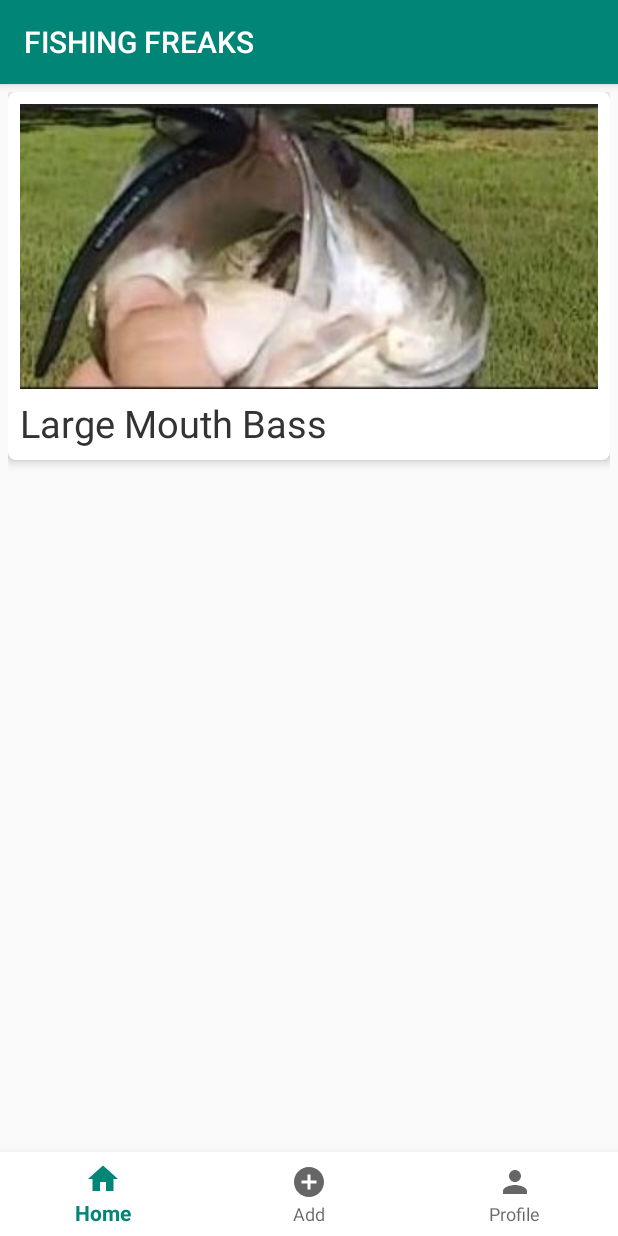
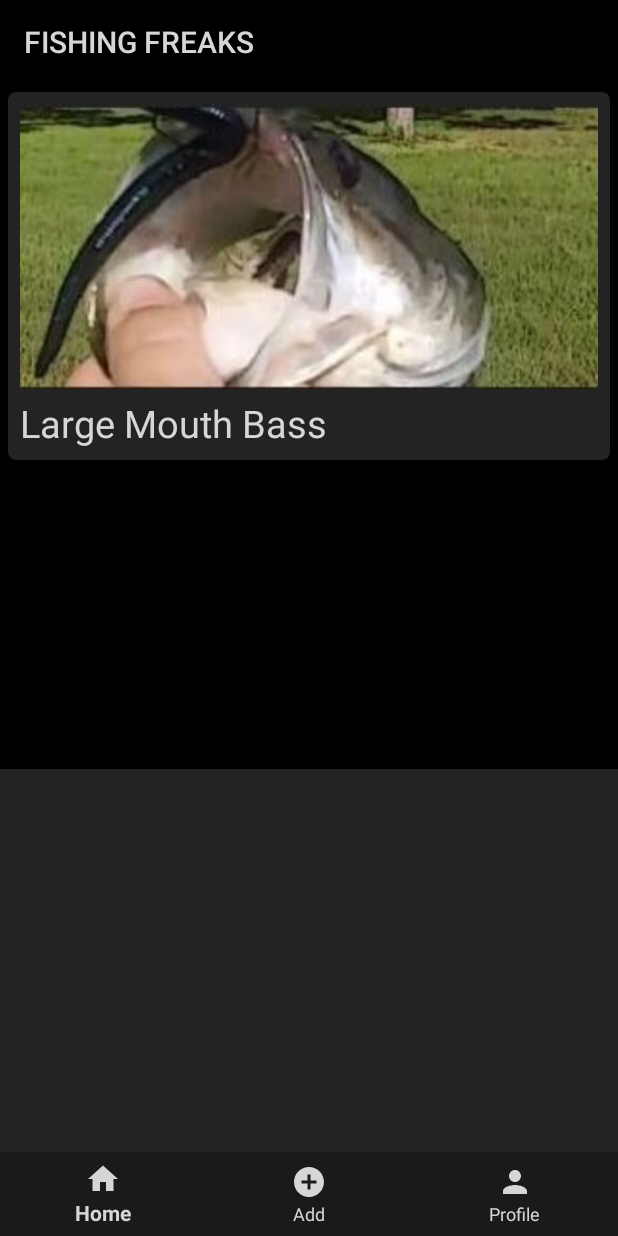
Before and after one commit to flipzide/fishing-freaks, an Android app: the screen it shows after launch (MainActivity), on a phone screen of 412 x 824 dp. Run offline under Robolectric (Android 15) with nearby library versions, the phone set to English and light mode, and no system bars.

Commit message:
implemented dark theme

```diff
--- a/app/src/main/AndroidManifest.xml
+++ b/app/src/main/AndroidManifest.xml
@@ -3,6 +3,7 @@
     package="fishingfreaks.ffapp">
 
     <uses-permission android:name="android.permission.INTERNET"/>
+    <uses-permission android:name="android.permission.CAMERA"/>
 
     <application
         android:allowBackup="true"
--- a/app/src/main/res/drawable/ic_add_circle_black.xml
+++ /dev/null
@@ -1,9 +0,0 @@
-<vector xmlns:android="http://schemas.android.com/apk/res/android"
-        android:width="24dp"
-        android:height="24dp"
-        android:viewportWidth="24.0"
-        android:viewportHeight="24.0">
-    <path
-        android:fillColor="#FF000000"
-        android:pathData="M12,2C6.48,2 2,6.48 2,12s4.48,10 10,10 10,-4.48 10,-10S17.52,2 12,2zM17,13h-4v4h-2v-4L7,13v-2h4L11,7h2v4h4v2z"/>
-</vector>
--- /dev/null
+++ b/app/src/main/res/drawable/ic_add_circle_light_grey.xml
@@ -0,0 +1,5 @@
+<vector android:height="24dp" android:tint="#D6D6D6"
+    android:viewportHeight="24.0" android:viewportWidth="24.0"
+    android:width="24dp" xmlns:android="http://schemas.android.com/apk/res/android">
+    <path android:fillColor="#FF000000" android:pathData="M12,2C6.48,2 2,6.48 2,12s4.48,10 10,10 10,-4.48 10,-10S17.52,2 12,2zM17,13h-4v4h-2v-4L7,13v-2h4L11,7h2v4h4v2z"/>
+</vector>
--- a/app/src/main/res/drawable/ic_home_black.xml
+++ /dev/null
@@ -1,9 +0,0 @@
-<vector xmlns:android="http://schemas.android.com/apk/res/android"
-        android:width="24dp"
-        android:height="24dp"
-        android:viewportWidth="24.0"
-        android:viewportHeight="24.0">
-    <path
-        android:fillColor="#FF000000"
-        android:pathData="M10,20v-6h4v6h5v-8h3L12,3 2,12h3v8z"/>
-</vector>
--- /dev/null
+++ b/app/src/main/res/drawable/ic_home_light_grey.xml
@@ -0,0 +1,10 @@
+<vector xmlns:android="http://schemas.android.com/apk/res/android"
+    android:width="24dp"
+    android:height="24dp"
+    android:tint="#D6D6D6"
+    android:viewportWidth="24.0"
+    android:viewportHeight="24.0">
+    <path
+        android:fillColor="#FF000000"
+        android:pathData="M10,20v-6h4v6h5v-8h3L12,3 2,12h3v8z" />
+</vector>
--- a/app/src/main/res/drawable/ic_person_black.xml
+++ /dev/null
@@ -1,9 +0,0 @@
-<vector xmlns:android="http://schemas.android.com/apk/res/android"
-        android:width="24dp"
-        android:height="24dp"
-        android:viewportWidth="24.0"
-        android:viewportHeight="24.0">
-    <path
-        android:fillColor="#FF000000"
-        android:pathData="M12,12c2.21,0 4,-1.79 4,-4s-1.79,-4 -4,-4 -4,1.79 -4,4 1.79,4 4,4zM12,14c-2.67,0 -8,1.34 -8,4v2h16v-2c0,-2.66 -5.33,-4 -8,-4z"/>
-</vector>
--- /dev/null
+++ b/app/src/main/res/drawable/ic_person_light_grey.xml
@@ -0,0 +1,5 @@
+<vector android:height="24dp" android:tint="#D6D6D6"
+    android:viewportHeight="24.0" android:viewportWidth="24.0"
+    android:width="24dp" xmlns:android="http://schemas.android.com/apk/res/android">
+    <path android:fillColor="#FF000000" android:pathData="M12,12c2.21,0 4,-1.79 4,-4s-1.79,-4 -4,-4 -4,1.79 -4,4 1.79,4 4,4zM12,14c-2.67,0 -8,1.34 -8,4v2h16v-2c0,-2.66 -5.33,-4 -8,-4z"/>
+</vector>
--- a/app/src/main/res/drawable/ic_search.xml
+++ b/app/src/main/res/drawable/ic_search.xml
@@ -1,5 +1,10 @@
-<vector android:height="24dp" android:tint="#AFAEAF"
-    android:viewportHeight="24.0" android:viewportWidth="24.0"
-    android:width="24dp" xmlns:android="http://schemas.android.com/apk/res/android">
-    <path android:fillColor="#FF000000" android:pathData="M15.5,14h-0.79l-0.28,-0.27C15.41,12.59 16,11.11 16,9.5 16,5.91 13.09,3 9.5,3S3,5.91 3,9.5 5.91,16 9.5,16c1.61,0 3.09,-0.59 4.23,-1.57l0.27,0.28v0.79l5,4.99L20.49,19l-4.99,-5zM9.5,14C7.01,14 5,11.99 5,9.5S7.01,5 9.5,5 14,7.01 14,9.5 11.99,14 9.5,14z"/>
+<vector xmlns:android="http://schemas.android.com/apk/res/android"
+    android:width="24dp"
+    android:height="24dp"
+    android:tint="#AFAEAF"
+    android:viewportWidth="24.0"
+    android:viewportHeight="24.0">
+    <path
+        android:fillColor="#d6d6d6"
+        android:pathData="M15.5,14h-0.79l-0.28,-0.27C15.41,12.59 16,11.11 16,9.5 16,5.91 13.09,3 9.5,3S3,5.91 3,9.5 5.91,16 9.5,16c1.61,0 3.09,-0.59 4.23,-1.57l0.27,0.28v0.79l5,4.99L20.49,19l-4.99,-5zM9.5,14C7.01,14 5,11.99 5,9.5S7.01,5 9.5,5 14,7.01 14,9.5 11.99,14 9.5,14z" />
 </vector>
--- a/app/src/main/res/layout/activity_main.xml
+++ b/app/src/main/res/layout/activity_main.xml
@@ -6,17 +6,21 @@
     android:layout_height="match_parent"
     tools:context="fishingfreaks.ffapp.MainActivity">
 
+    <!-- Dark Color Scheme -->
+
     <FrameLayout
         android:id="@+id/fragment_container"
         android:layout_width="match_parent"
         android:layout_height="match_parent"
-        android:layout_above="@id/bottom_navigation"/>
+        android:layout_above="@id/bottom_navigation" />
 
     <android.support.design.widget.BottomNavigationView
         android:id="@+id/bottom_navigation"
         android:layout_width="match_parent"
         android:layout_height="wrap_content"
         android:layout_alignParentBottom="true"
-        app:menu="@menu/bottom_navigation"
-        android:background="@android:color/background_light"/>
+        app:itemBackground="@color/menuBackgroundColor"
+        app:itemTextColor="@color/textColor"
+        app:itemIconTint="@color/textColor"
+        app:menu="@menu/bottom_navigation" />
 </RelativeLayout>
--- a/app/src/main/res/layout/activity_search.xml
+++ b/app/src/main/res/layout/activity_search.xml
@@ -1,4 +1,6 @@
 <?xml version="1.0" encoding="utf-8"?>
+<!--NOT USING THIS ACTIVITY-->
+
 <LinearLayout xmlns:android="http://schemas.android.com/apk/res/android"
     xmlns:app="http://schemas.android.com/apk/res-auto"
     xmlns:tools="http://schemas.android.com/tools"
@@ -8,6 +10,7 @@
 
     <ListView
         android:id="@+id/search_fish"
+        android:background="@color/colorPrimaryDark"
         android:layout_width="match_parent"
         android:layout_height="match_parent"
         android:padding="20sp" />
--- a/app/src/main/res/layout/fragment_add.xml
+++ b/app/src/main/res/layout/fragment_add.xml
@@ -13,6 +13,7 @@
         android:layout_height="match_parent"
         android:layout_centerInParent="true"
         android:text="Add Fragment"
-        android:textSize="22sp" />
+        android:textSize="22sp"
+        android:background="@color/colorAccent"/>
 
 </FrameLayout>
--- a/app/src/main/res/layout/fragment_profile.xml
+++ b/app/src/main/res/layout/fragment_profile.xml
@@ -12,6 +12,7 @@
         android:layout_width="match_parent"
         android:layout_height="match_parent"
         android:text="Fragment Profile"
+        android:textColor="@color/textColor"
         android:textSize="22dp" />
 
 </FrameLayout>
--- a/app/src/main/res/layout/fragment_search.xml
+++ b/app/src/main/res/layout/fragment_search.xml
@@ -11,6 +11,7 @@
         xmlns:cardview="http://schemas.android.com/apk/res-auto"
         android:layout_width="match_parent"
         android:layout_height="match_parent"
+        android:background="@color/colorPrimary"
         android:gravity="center_horizontal"
         android:orientation="vertical"
         android:padding="5dp">
@@ -19,6 +20,7 @@
             android:layout_width="match_parent"
             android:layout_height="245dp"
             android:layout_gravity="center_horizontal"
+            cardview:cardBackgroundColor="@color/colorPrimaryDark"
             cardview:cardCornerRadius="5dp"
             cardview:cardElevation="4dp">
 
@@ -40,18 +42,20 @@
                     android:layout_width="match_parent"
                     android:layout_height="wrap_content"
                     android:layout_gravity="center_horizontal"
+                    android:layout_marginTop="5dp"
                     android:text='Large Mouth Bass'
-                    android:layout_marginTop="5dp"
                     android:textAppearance="?android:attr/textAppearanceMedium"
-                    android:textColor="#333333"
-                    android:textSize="25sp"/>
+                    android:textColor="#d6d6d6"
+                    android:textSize="25sp" />
             </LinearLayout>
         </android.support.v7.widget.CardView>
+
     </LinearLayout>
 
     <ListView
         android:layout_width="match_parent"
         android:layout_height="255dp"
-        android:layout_gravity="bottom" />
+        android:layout_gravity="bottom"
+        android:background="@color/colorPrimaryDark" />
 
 </FrameLayout>
--- a/app/src/main/res/menu/bottom_navigation.xml
+++ b/app/src/main/res/menu/bottom_navigation.xml
@@ -3,20 +3,20 @@
 
     <item
         android:id="@+id/nav_home"
-        android:icon="@drawable/ic_home_black"
         android:enabled="true"
+        android:icon="@drawable/ic_home_light_grey"
         android:title="Home" />
 
     <item
         android:id="@+id/nav_add"
         android:enabled="true"
-        android:icon="@drawable/ic_add_circle_black"
+        android:icon="@drawable/ic_add_circle_light_grey"
         android:title="Add" />
 
     <item
         android:id="@+id/nav_profile"
         android:enabled="true"
-        android:icon="@drawable/ic_person_black"
+        android:icon="@drawable/ic_person_light_grey"
         android:title="Profile" />
 
 </menu>
--- a/app/src/main/res/values/colors.xml
+++ b/app/src/main/res/values/colors.xml
@@ -1,6 +1,9 @@
 <?xml version="1.0" encoding="utf-8"?>
 <resources>
-    <color name="colorPrimary">#008577</color>
-    <color name="colorPrimaryDark">#00574B</color>
+    <color name="colorPrimary">#000</color>
+    <color name="colorPrimaryDark">#232323</color>
     <color name="colorAccent">#D81B60</color>
+    <color name="textColor">#d6d6d6</color>
+    <color name="menuBackgroundColor">#1a1a1a</color>
+    <color name="primary_text_default_material_dark">#d6d6d6</color>
 </resources>
--- a/app/src/main/res/values/styles.xml
+++ b/app/src/main/res/values/styles.xml
@@ -1,16 +1,11 @@
 <resources>
-
     <!-- Base application theme. -->
     <style name="AppTheme" parent="Theme.AppCompat.Light.DarkActionBar">
         <!-- Customize your theme here. -->
         <item name="colorPrimary">@color/colorPrimary</item>
         <item name="colorPrimaryDark">@color/colorPrimaryDark</item>
         <item name="colorAccent">@color/colorAccent</item>
+        <item name="android:textColorPrimary">@color/textColor</item>
+        <item name="android:textColorPrimaryInverse">@color/textColor</item>
     </style>
-
-    <style name="dialog_light" parent="@android:style/Theme.Dialog">
-        <item name="android:windowBackground">@android:color/background_light</item>
-        <item name= "android:textColor">@android:color/primary_text_light</item>
-    </style>
-
 </resources>
```
Also changed, not shown: app/src/main/java/fishingfreaks/ffapp/MainActivity.java (+4 -4 lines).
